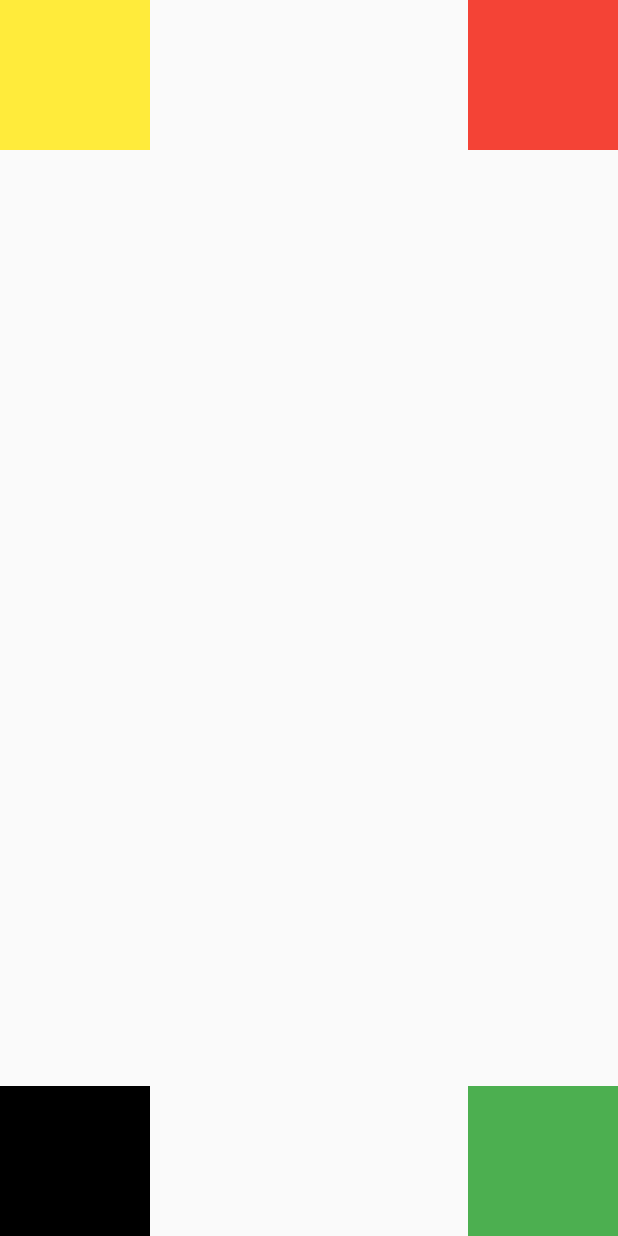
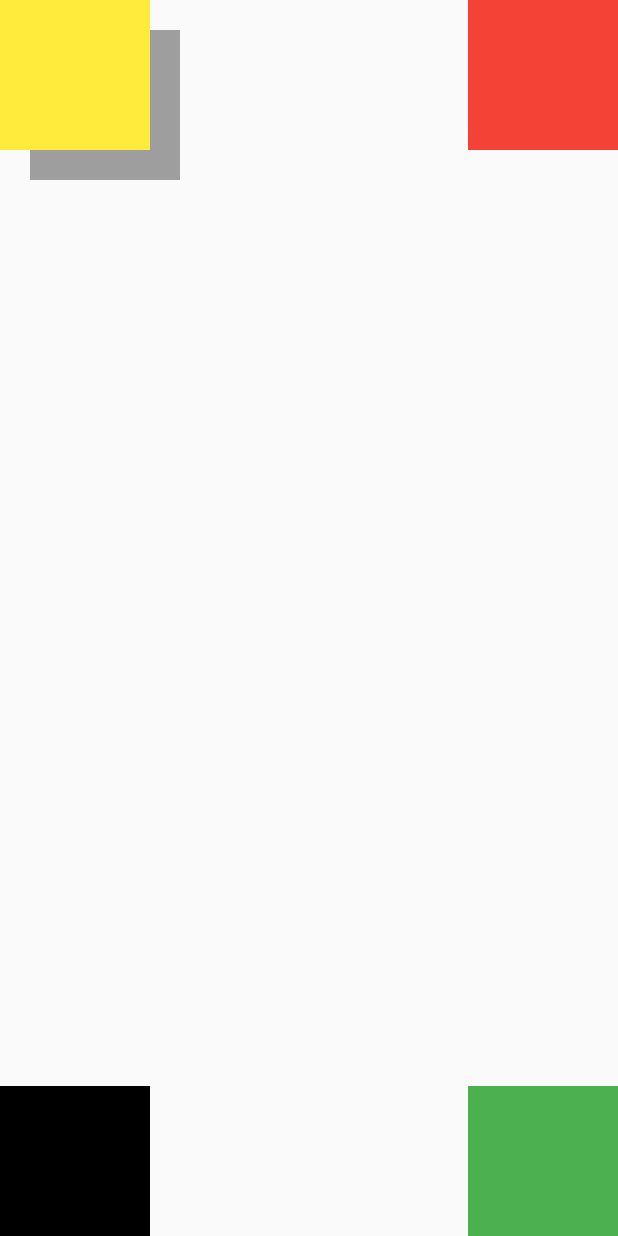
Before and after one commit to wasimiqbal1/Flutter, a Flutter app: the screen it shows after launch, on a phone screen of 412 x 824 dp. Run offline on Flutter 3.47's test engine with Material 2 defaults, Android fonts, the phone set to English and light mode, and no system bars.

Commit message:
flutter align

```diff
--- a/firstapp_wasim/lib/home.dart
+++ b/firstapp_wasim/lib/home.dart
@@ -15,6 +15,13 @@ class _HomeState extends State<Home> {
           alignment: Alignment.bottomLeft,
                   child: Container(
               color: Colors.black,height:100, width:100 ),),
+
+        Positioned(
+          left: 20,
+          top: 20,
+              child: Container(
+                   color: Colors.grey,height:100, width:100,)),
+
 
         Align(
           alignment: Alignment.bottomRight,
```
